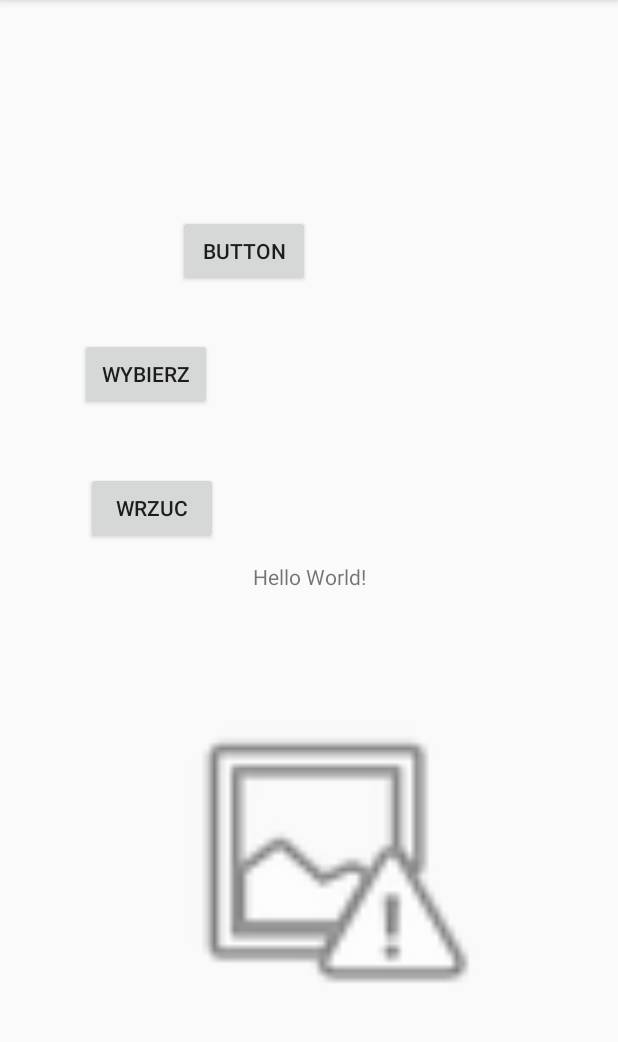
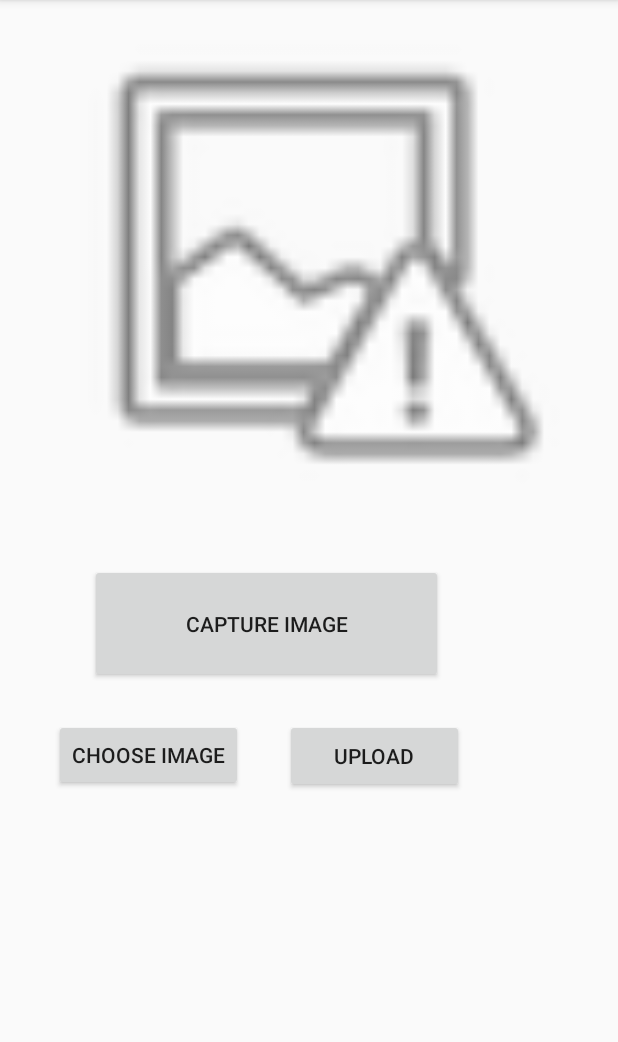
Before and after one commit to SzymonZabrocki/Pomniki, an Android app: the MainActivity screen opened directly, with no data from a screen before it, on a phone screen of 412 x 824 dp, the part 84-1126 px from its top. Run offline under Robolectric (Android 15) with nearby library versions, the phone set to English and light mode, and no system bars; our stand-ins replace Firebase (no records; nobody signed in at launch, a user with empty details on screens opened directly).

Commit message:
Improve layout

```diff
--- a/app/src/main/res/layout/activity_add_marker_details.xml
+++ b/app/src/main/res/layout/activity_add_marker_details.xml
@@ -8,14 +8,13 @@
 
     <Button
         android:id="@+id/createButton"
-        android:layout_width="wrap_content"
-        android:layout_height="wrap_content"
-        android:layout_marginBottom="48dp"
+        android:layout_width="266dp"
+        android:layout_height="93dp"
+        android:layout_marginBottom="24dp"
         android:onClick="addMarker"
         android:text="Add Marker"
         app:layout_constraintBottom_toBottomOf="parent"
         app:layout_constraintEnd_toEndOf="parent"
-        app:layout_constraintHorizontal_bias="0.5"
         app:layout_constraintStart_toStartOf="parent" />
 
     <TextView
@@ -66,13 +65,13 @@
 
     <Button
         android:id="@+id/addPhotoButton"
-        android:layout_width="wrap_content"
-        android:layout_height="wrap_content"
-        android:layout_marginTop="167dp"
+        android:layout_width="237dp"
+        android:layout_height="46dp"
+        android:layout_marginTop="44dp"
         android:onClick="addPhoto"
         android:text="Add Photo"
         app:layout_constraintEnd_toEndOf="parent"
-        app:layout_constraintHorizontal_bias="0.5"
+        app:layout_constraintHorizontal_bias="0.229"
         app:layout_constraintStart_toStartOf="parent"
         app:layout_constraintTop_toBottomOf="@+id/setDescription" />
 
--- a/app/src/main/res/layout/activity_main.xml
+++ b/app/src/main/res/layout/activity_main.xml
@@ -6,25 +6,13 @@
     android:layout_height="match_parent"
     tools:context=".MainActivity">
 
-    <TextView
-        android:id="@+id/textView"
-        android:layout_width="wrap_content"
-        android:layout_height="wrap_content"
-        android:text="Hello World!"
-        app:layout_constraintBottom_toBottomOf="parent"
-        app:layout_constraintLeft_toLeftOf="parent"
-        app:layout_constraintRight_toRightOf="parent"
-        app:layout_constraintTop_toTopOf="parent" />
-
     <Button
         android:id="@+id/button"
-        android:layout_width="wrap_content"
-        android:layout_height="wrap_content"
-        android:layout_marginStart="118dp"
-        android:layout_marginTop="143dp"
-        android:layout_marginEnd="205dp"
-        android:text="Button"
-        app:layout_constraintEnd_toEndOf="parent"
+        android:layout_width="235dp"
+        android:layout_height="79dp"
+        android:layout_marginStart="60dp"
+        android:layout_marginTop="376dp"
+        android:text="Capture image"
         app:layout_constraintStart_toStartOf="parent"
         app:layout_constraintTop_toTopOf="parent" />
 
@@ -32,32 +20,30 @@
         android:id="@+id/btnChoose"
         android:layout_width="wrap_content"
         android:layout_height="wrap_content"
-        android:layout_marginStart="53dp"
-        android:layout_marginTop="34dp"
-        android:layout_marginEnd="271dp"
-        android:text="wybierz"
-        app:layout_constraintEnd_toEndOf="parent"
+        android:layout_marginStart="36dp"
+        android:layout_marginTop="24dp"
+        android:text="Choose Image"
         app:layout_constraintStart_toStartOf="parent"
         app:layout_constraintTop_toBottomOf="@+id/button" />
 
     <Button
         android:id="@+id/btnUpload"
-        android:layout_width="wrap_content"
-        android:layout_height="wrap_content"
-        android:layout_marginStart="57dp"
-        android:layout_marginTop="41dp"
-        android:text="Wrzuc"
-        app:layout_constraintStart_toStartOf="parent"
-        app:layout_constraintTop_toBottomOf="@+id/btnChoose" />
+        android:layout_width="119dp"
+        android:layout_height="49dp"
+        android:layout_marginStart="28dp"
+        android:layout_marginTop="24dp"
+        android:text="Upload"
+        app:layout_constraintStart_toEndOf="@+id/btnChoose"
+        app:layout_constraintTop_toBottomOf="@+id/button" />
 
     <ImageView
         android:id="@+id/imgView"
-        android:layout_width="258dp"
-        android:layout_height="215dp"
-        android:layout_marginStart="88dp"
-        android:layout_marginTop="71dp"
+        android:layout_width="0dp"
+        android:layout_height="350dp"
+        app:layout_constraintEnd_toEndOf="parent"
+        app:layout_constraintHorizontal_bias="0.0"
         app:layout_constraintStart_toStartOf="parent"
-        app:layout_constraintTop_toBottomOf="@+id/textView"
+        app:layout_constraintTop_toTopOf="parent"
         app:srcCompat="@android:drawable/ic_menu_report_image" />
 
 </androidx.constraintlayout.widget.ConstraintLayout>
```
